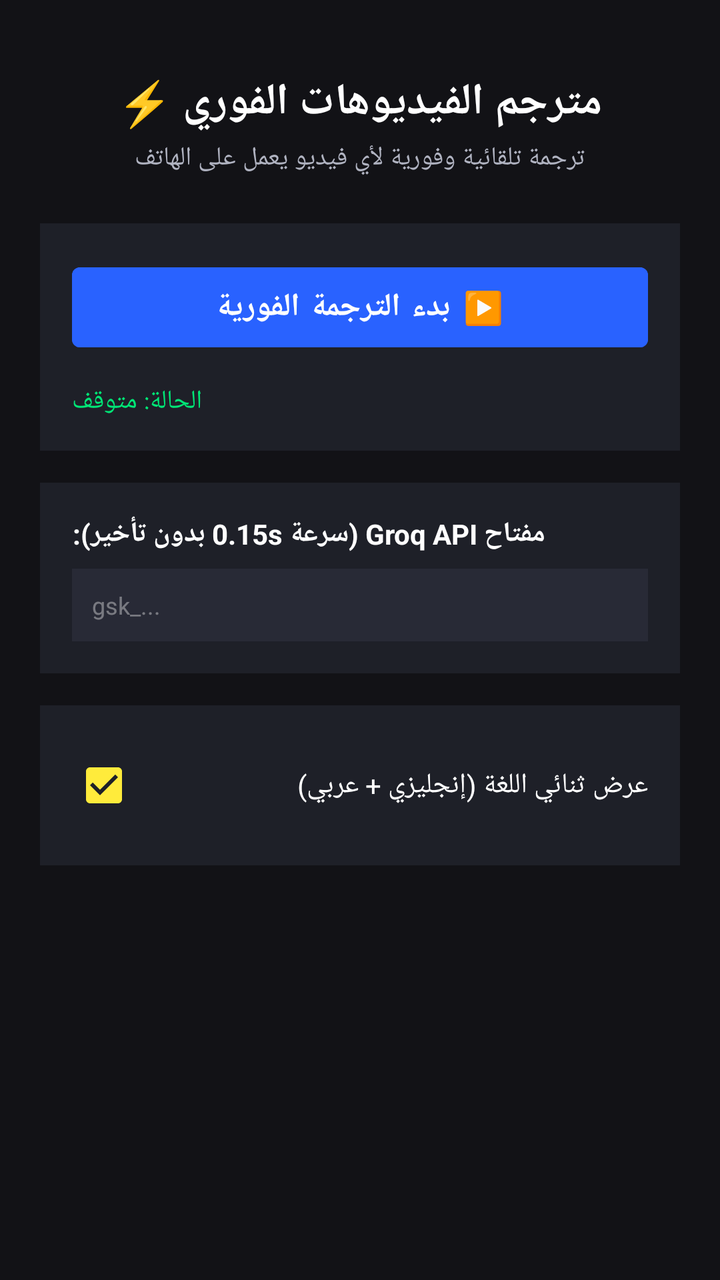
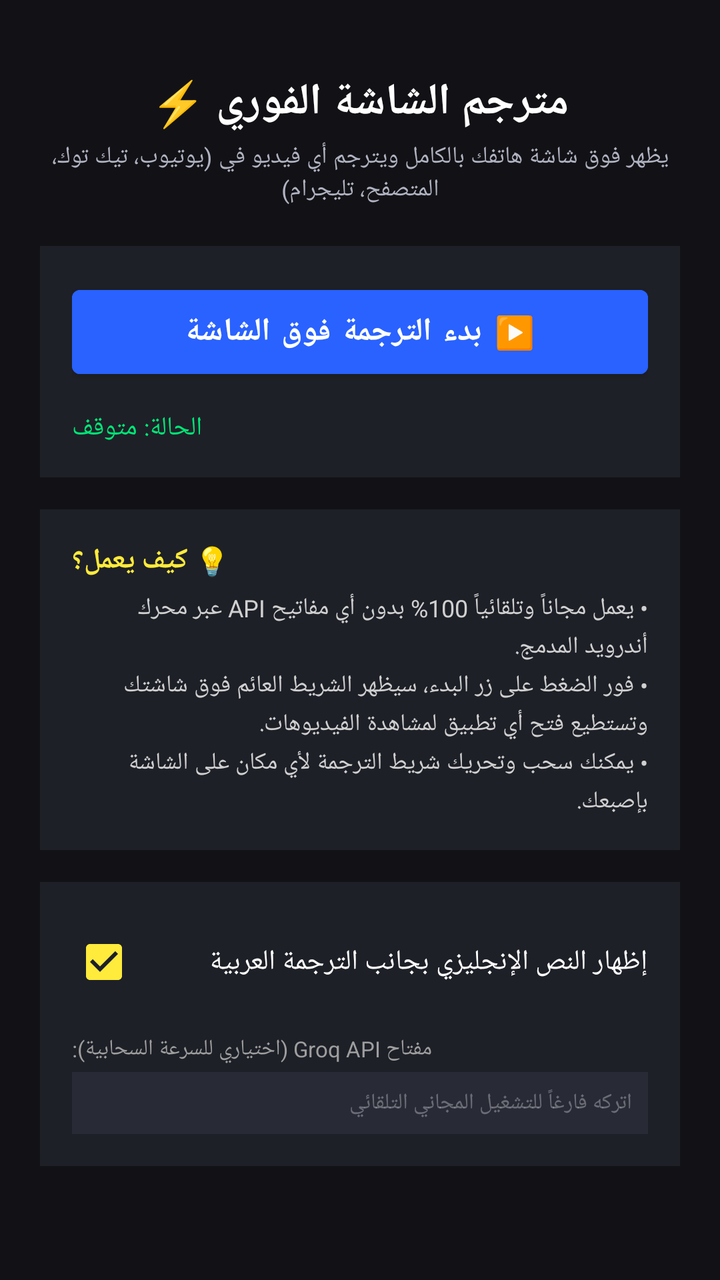

Before-and-after screenshots of an Android layout around one commit, followed by the original layout XML and the change that was made.
<!-- AndroidManifest.xml: activity theme Theme.LiveVideoTranslator -->
<!-- res/layout/activity_main.xml -->
<?xml version="1.0" encoding="utf-8"?>
<ScrollView xmlns:android="http://schemas.android.com/apk/res/android"
    android:layout_width="match_parent"
    android:layout_height="match_parent"
    android:background="#121216"
    android:fillViewport="true">

    <LinearLayout
        android:layout_width="match_parent"
        android:layout_height="wrap_content"
        android:orientation="vertical"
        android:padding="20dp">

        <TextView
            android:layout_width="wrap_content"
            android:layout_height="wrap_content"
            android:layout_gravity="center"
            android:layout_marginTop="16dp"
            android:text="مترجم الفيديوهات الفوري ⚡"
            android:textColor="#FFFFFF"
            android:textSize="22sp"
            android:textStyle="bold" />

        <TextView
            android:layout_width="wrap_content"
            android:layout_height="wrap_content"
            android:layout_gravity="center"
            android:layout_marginTop="4dp"
            android:text="ترجمة تلقائية وفورية لأي فيديو يعمل على الهاتف"
            android:textColor="#B0B3C1"
            android:textSize="13sp" />

        
        <LinearLayout
            android:layout_width="match_parent"
            android:layout_height="wrap_content"
            android:layout_marginTop="24dp"
            android:background="#1E2028"
            android:orientation="vertical"
            android:padding="16dp">

            <Button
                android:id="@+id/btnStart"
                android:layout_width="match_parent"
                android:layout_height="52dp"
                android:backgroundTint="#2962FF"
                android:text="▶️ بدء الترجمة الفورية"
                android:textColor="#FFFFFF"
                android:textSize="16sp"
                android:textStyle="bold" />

            <Button
                android:id="@+id/btnStop"
                android:layout_width="match_parent"
                android:layout_height="52dp"
                android:layout_marginTop="8dp"
                android:backgroundTint="#D32F2F"
                android:text="⏹️ إيقاف الترجمة"
                android:textColor="#FFFFFF"
                android:textSize="16sp"
                android:visibility="gone" />

            <TextView
                android:id="@+id/tvStatus"
                android:layout_width="wrap_content"
                android:layout_height="wrap_content"
                android:layout_marginTop="12dp"
                android:text="الحالة: متوقف"
                android:textColor="#00E676"
                android:textSize="13sp" />
        </LinearLayout>

        
        <LinearLayout
            android:layout_width="match_parent"
            android:layout_height="wrap_content"
            android:layout_marginTop="16dp"
            android:background="#1E2028"
            android:orientation="vertical"
            android:padding="16dp">

            <TextView
                android:layout_width="wrap_content"
                android:layout_height="wrap_content"
                android:text="مفتاح Groq API (سرعة 0.15s بدون تأخير):"
                android:textColor="#FFFFFF"
                android:textSize="14sp"
                android:textStyle="bold" />

            <EditText
                android:id="@+id/etGroqKey"
                android:layout_width="match_parent"
                android:layout_height="wrap_content"
                android:layout_marginTop="8dp"
                android:background="#282A36"
                android:hint="gsk_..."
                android:padding="10dp"
                android:textColor="#FFFFFF"
                android:textColorHint="#60FFFFFF"
                android:textSize="12sp" />
        </LinearLayout>

        
        <LinearLayout
            android:layout_width="match_parent"
            android:layout_height="wrap_content"
            android:layout_marginTop="16dp"
            android:background="#1E2028"
            android:orientation="vertical"
            android:padding="16dp">

            <CheckBox
                android:id="@+id/cbBilingual"
                android:layout_width="match_parent"
                android:layout_height="wrap_content"
                android:checked="true"
                android:text="عرض ثنائي اللغة (إنجليزي + عربي)"
                android:textColor="#FFFFFF" />

        </LinearLayout>

    </LinearLayout>
</ScrollView>
<!-- resources referenced by this layout -->
<resources>
  <style name="Theme.LiveVideoTranslator" parent="Theme.MaterialComponents.DayNight.NoActionBar">
          <item name="colorPrimary">@color/primary</item>
          <item name="colorPrimaryDark">@color/primary_dark</item>
          <item name="colorAccent">@color/accent</item>
          <item name="android:windowBackground">@color/background_dark</item>
      </style>
  <color name="primary">#2962FF</color>
  <color name="primary_dark">#0039CB</color>
  <color name="accent">#FFEB3B</color>
  <color name="background_dark">#121216</color>
</resources>

<!-- the commit's change to res/layout/activity_main.xml (unified diff, before → after) -->
@@ -16,7 +16,7 @@
             android:layout_height="wrap_content"
             android:layout_gravity="center"
             android:layout_marginTop="16dp"
-            android:text="مترجم الفيديوهات الفوري ⚡"
+            android:text="مترجم الشاشة الفوري ⚡"
             android:textColor="#FFFFFF"
             android:textSize="22sp"
             android:textStyle="bold" />
@@ -26,15 +26,16 @@
             android:layout_height="wrap_content"
             android:layout_gravity="center"
             android:layout_marginTop="4dp"
-            android:text="ترجمة تلقائية وفورية لأي فيديو يعمل على الهاتف"
+            android:gravity="center"
+            android:text="يظهر فوق شاشة هاتفك بالكامل ويترجم أي فيديو في (يوتيوب، تيك توك، المتصفح، تليجرام)"
             android:textColor="#B0B3C1"
-            android:textSize="13sp" />
+            android:textSize="12sp" />
 
         
         <LinearLayout
             android:layout_width="match_parent"
             android:layout_height="wrap_content"
-            android:layout_marginTop="24dp"
+            android:layout_marginTop="20dp"
             android:background="#1E2028"
             android:orientation="vertical"
             android:padding="16dp">
@@ -42,9 +43,9 @@
             <Button
                 android:id="@+id/btnStart"
                 android:layout_width="match_parent"
-                android:layout_height="52dp"
+                android:layout_height="54dp"
                 android:backgroundTint="#2962FF"
-                android:text="▶️ بدء الترجمة الفورية"
+                android:text="▶️ بدء الترجمة فوق الشاشة"
                 android:textColor="#FFFFFF"
                 android:textSize="16sp"
                 android:textStyle="bold" />
@@ -52,10 +53,10 @@
             <Button
                 android:id="@+id/btnStop"
                 android:layout_width="match_parent"
-                android:layout_height="52dp"
+                android:layout_height="54dp"
                 android:layout_marginTop="8dp"
                 android:backgroundTint="#D32F2F"
-                android:text="⏹️ إيقاف الترجمة"
+                android:text="⏹️ إيقاف شريط الترجمة"
                 android:textColor="#FFFFFF"
                 android:textSize="16sp"
                 android:visibility="gone" />
@@ -82,21 +83,18 @@
             <TextView
                 android:layout_width="wrap_content"
                 android:layout_height="wrap_content"
-                android:text="مفتاح Groq API (سرعة 0.15s بدون تأخير):"
-                android:textColor="#FFFFFF"
+                android:text="💡 كيف يعمل؟"
+                android:textColor="#FFEB3B"
                 android:textSize="14sp"
                 android:textStyle="bold" />
 
-            <EditText
-                android:id="@+id/etGroqKey"
-                android:layout_width="match_parent"
+            <TextView
+                android:layout_width="wrap_content"
                 android:layout_height="wrap_content"
-                android:layout_marginTop="8dp"
-                android:background="#282A36"
-                android:hint="gsk_..."
-                android:padding="10dp"
-                android:textColor="#FFFFFF"
-                android:textColorHint="#60FFFFFF"
+                android:layout_marginTop="6dp"
+                android:lineSpacingExtra="3dp"
+                android:text="• يعمل مجاناً وتلقائياً 100% بدون أي مفاتيح API عبر محرك أندرويد المدمج.\n• فور الضغط على زر البدء، سيظهر الشريط العائم فوق شاشتك وتستطيع فتح أي تطبيق لمشاهدة الفيديوهات.\n• يمكنك سحب وتحريك شريط الترجمة لأي مكان على الشاشة بإصبعك."
+                android:textColor="#D0D0D0"
                 android:textSize="12sp" />
         </LinearLayout>
 
@@ -114,8 +112,28 @@
                 android:layout_width="match_parent"
                 android:layout_height="wrap_content"
                 android:checked="true"
-                android:text="عرض ثنائي اللغة (إنجليزي + عربي)"
+                android:text="إظهار النص الإنجليزي بجانب الترجمة العربية"
                 android:textColor="#FFFFFF" />
+
+            <TextView
+                android:layout_width="wrap_content"
+                android:layout_height="wrap_content"
+                android:layout_marginTop="12dp"
+                android:text="مفتاح Groq API (اختياري للسرعة السحابية):"
+                android:textColor="#9E9E9E"
+                android:textSize="11sp" />
+
+            <EditText
+                android:id="@+id/etGroqKey"
+                android:layout_width="match_parent"
+                android:layout_height="wrap_content"
+                android:layout_marginTop="4dp"
+                android:background="#282A36"
+                android:hint="اتركه فارغاً للتشغيل المجاني التلقائي"
+                android:padding="8dp"
+                android:textColor="#FFFFFF"
+                android:textColorHint="#50FFFFFF"
+                android:textSize="11sp" />
 
         </LinearLayout>
 
